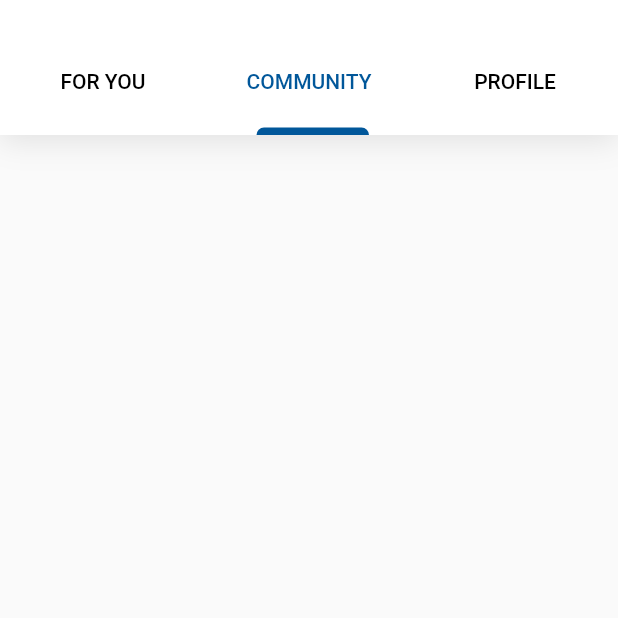
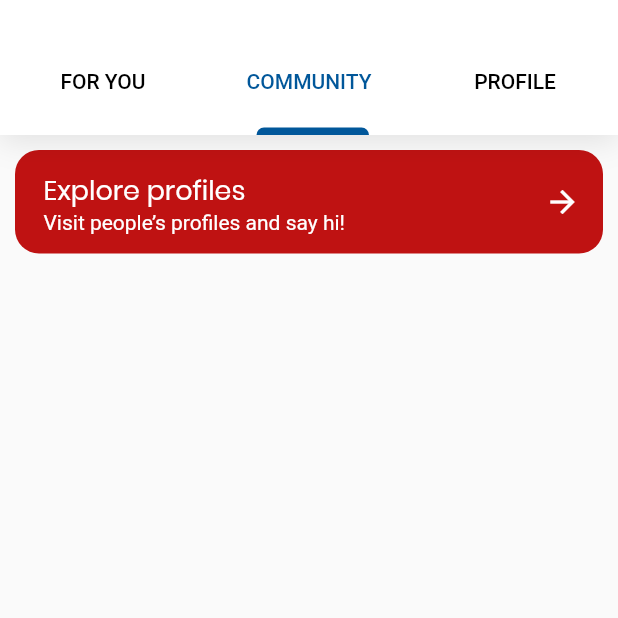
Before and after one commit to sivaram16/FlutterGlide, a Flutter app: the screen it shows after launch, tab 2 chosen, on a phone screen of 412 x 824 dp, the top half of it. Run offline on Flutter 3.47's test engine with Material 2 defaults, Android fonts, the phone set to English and light mode, and no system bars.

Commit message:
community done

```diff
--- a/lib/main.dart
+++ b/lib/main.dart
@@ -1,5 +1,6 @@
 import 'package:flutter/material.dart';
 import 'package:flutter_glide/screens/home/home.dart';
+import 'package:flutter_glide/screens/login/login.dart';
 
 void main() => runApp(MyApp());
 
--- /dev/null
+++ b/lib/screens/home/components/community.dart
@@ -0,0 +1,68 @@
+import 'package:flutter/material.dart';
+
+class CommunityBar extends StatefulWidget {
+  @override
+  _CommunityBarState createState() => _CommunityBarState();
+}
+
+class _CommunityBarState extends State<CommunityBar> {
+  @override
+  Widget build(BuildContext context) {
+    return Scaffold(
+      body: _layout(),
+    );
+  }
+
+  Widget _layout() {
+    return Column(
+      children: <Widget>[
+        _exploreGroups(),
+        // _reviewProjects(),
+        // _contributetoProjects(),
+        // Text(
+        //   "OPEN CHALLENGES",
+        //   style: TextStyle(fontSize: 16, color: Colors.black),
+        // ),
+        // _flutterCreate(),
+        // _heroChallenge(),
+      ],
+    );
+  }
+
+  Widget _exploreGroups() {
+    return Container(
+      margin: EdgeInsets.all(10),
+      child: Padding(
+          padding: EdgeInsets.only(right: 15, left: 19, bottom: 13, top: 13),
+          child: Row(
+            mainAxisAlignment: MainAxisAlignment.spaceBetween,
+            children: <Widget>[
+              Column(
+                crossAxisAlignment: CrossAxisAlignment.start,
+                children: <Widget>[
+                  Text(
+                    "Explore profiles",
+                    style: TextStyle(
+                        color: Colors.white,
+                        fontSize: 18,
+                        fontFamily: 'Poppins'),
+                  ),
+                  Text(
+                    "Visit people’s profiles and say hi!",
+                    style: TextStyle(color: Colors.white, fontSize: 14),
+                  )
+                ],
+              ),
+              Icon(
+                Icons.arrow_forward,
+                color: Colors.white,
+              )
+            ],
+          )),
+      decoration: BoxDecoration(
+        borderRadius: BorderRadius.circular(16),
+        color: Color.fromRGBO(191, 18, 18, 1),
+      ),
+    );
+  }
+}
--- a/lib/screens/home/home.dart
+++ b/lib/screens/home/home.dart
@@ -1,6 +1,7 @@
 import 'package:flutter/material.dart';
 import 'package:flutter_glide/screens/home/components/feed.dart';
 import 'package:flutter_glide/screens/home/components/tab_bar.dart';
+import 'components/community.dart';
 
 class HomeScreen extends StatelessWidget {
   @override
@@ -9,7 +10,7 @@ class HomeScreen extends StatelessWidget {
       body: TabBarComponent(
         color: Color(0xFF01579A),
         tabs: ["FOR YOU", "COMMUNITY", "PROFILE"],
-        tabViews: <Widget>[ForYouComponent(), Container(), Container()],
+        tabViews: <Widget>[ForYouComponent(), CommunityBar(), Container()],
       ),
     );
   }
--- a/lib/screens/login/login.dart
+++ b/lib/screens/login/login.dart
@@ -19,6 +19,9 @@ class _LoginState extends State<Login> {
         Container(margin: EdgeInsets.only(top: 30)),
         Padding(
             padding: EdgeInsets.all(20), child: Image.asset('assets/logo.png')),
+        Divider(
+          height: 4,
+        ),
         Expanded(child: Container(), flex: 1),
         _textField("Name"),
         Container(margin: EdgeInsets.only(top: 30)),
```
